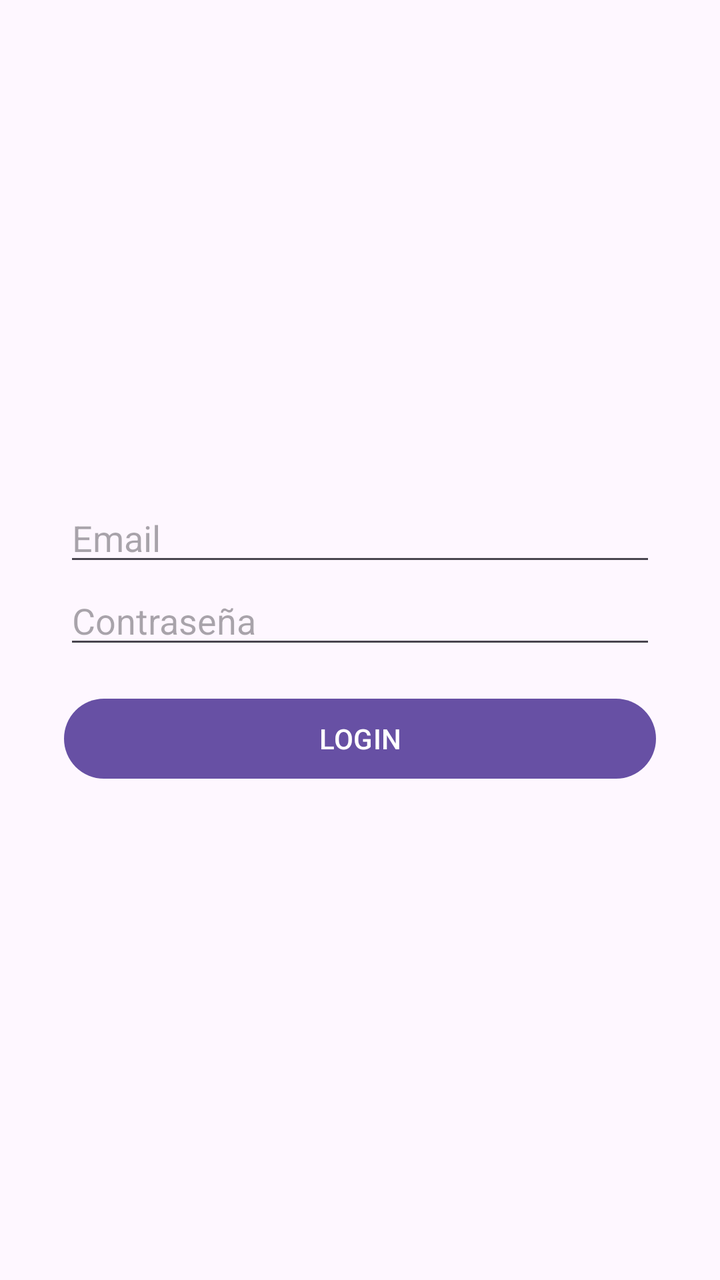
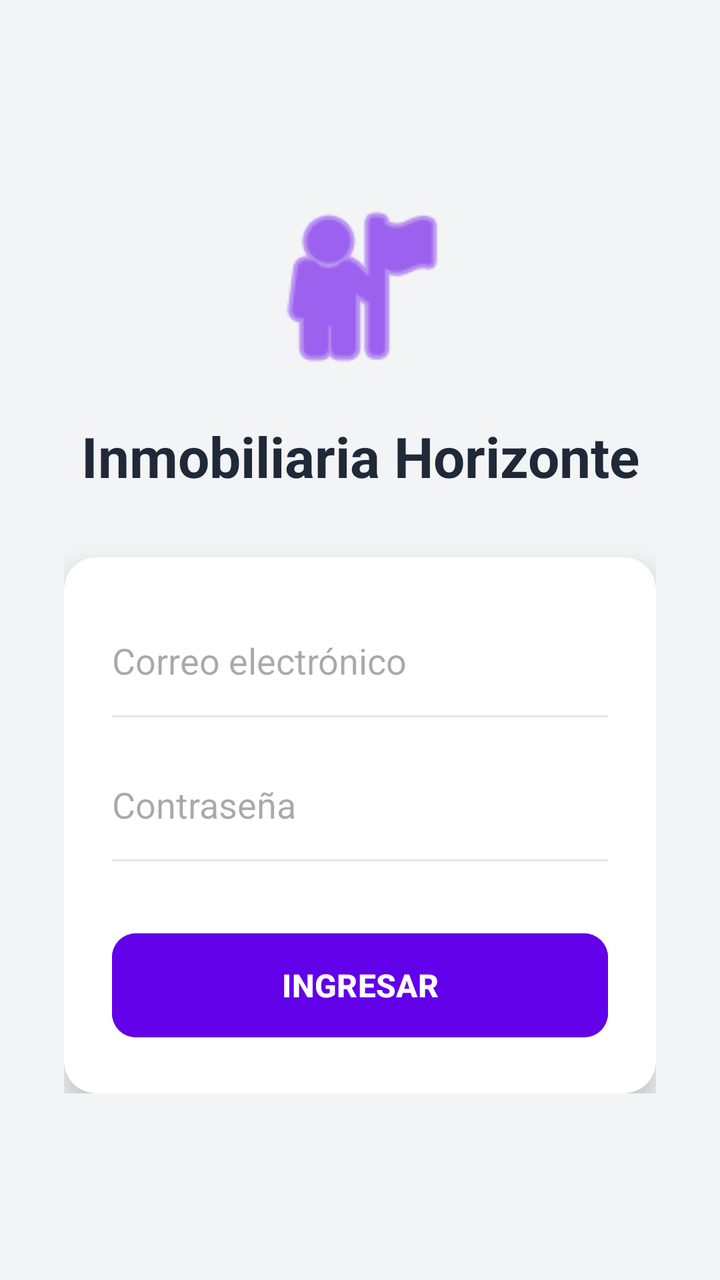

Screens rendered from an Android XML layout before and after an edit, with the pre-edit source and the edit as a unified diff.
<!-- AndroidManifest.xml: application theme Theme.RetrofitEntrega1 -->
<!-- res/layout/activity_login.xml -->
<?xml version="1.0" encoding="utf-8"?>
<LinearLayout xmlns:android="http://schemas.android.com/apk/res/android"
    android:layout_width="match_parent"
    android:layout_height="match_parent"
    android:orientation="vertical"
    android:gravity="center"
    android:padding="32dp">

    <EditText
        android:id="@+id/etEmail"
        android:layout_width="match_parent"
        android:layout_height="wrap_content"
        android:hint="Email" />

    <EditText
        android:id="@+id/etPassword"
        android:layout_width="match_parent"
        android:layout_height="wrap_content"
        android:hint="Contraseña"
        android:inputType="textPassword" />

    <Button
        android:id="@+id/btnLogin"
        android:layout_width="match_parent"
        android:layout_height="wrap_content"
        android:text="LOGIN"
        android:layout_marginTop="16dp"/>
</LinearLayout>
<!-- resources referenced by this layout -->
<resources>
  <style name="Theme.RetrofitEntrega1" parent="Base.Theme.RetrofitEntrega1" />
  <style name="Base.Theme.RetrofitEntrega1" parent="Theme.Material3.DayNight.NoActionBar">
          
          
      </style>
</resources>

<!-- the commit's change to res/layout/activity_login.xml (unified diff, before → after) -->
@@ -1,28 +1,88 @@
 <?xml version="1.0" encoding="utf-8"?>
-<LinearLayout xmlns:android="http://schemas.android.com/apk/res/android"
+<RelativeLayout xmlns:android="http://schemas.android.com/apk/res/android"
+    xmlns:app="http://schemas.android.com/apk/res-auto"
     android:layout_width="match_parent"
     android:layout_height="match_parent"
-    android:orientation="vertical"
-    android:gravity="center"
-    android:padding="32dp">
+    android:background="#F3F4F6">
 
-    <EditText
-        android:id="@+id/etEmail"
+    <LinearLayout
         android:layout_width="match_parent"
         android:layout_height="wrap_content"
-        android:hint="Email" />
+        android:layout_centerInParent="true"
+        android:orientation="vertical"
+        android:padding="32dp">
 
-    <EditText
-        android:id="@+id/etPassword"
-        android:layout_width="match_parent"
-        android:layout_height="wrap_content"
-        android:hint="Contraseña"
-        android:inputType="textPassword" />
+        <ImageView
+            android:layout_width="100dp"
+            android:layout_height="100dp"
+            android:layout_gravity="center"
+            android:src="@android:drawable/ic_menu_myplaces"
+            app:tint="#6200EA" />
 
-    <Button
-        android:id="@+id/btnLogin"
-        android:layout_width="match_parent"
-        android:layout_height="wrap_content"
-        android:text="LOGIN"
-        android:layout_marginTop="16dp"/>
-</LinearLayout>
+        <TextView
+            android:layout_width="match_parent"
+            android:layout_height="wrap_content"
+            android:layout_marginTop="16dp"
+            android:layout_marginBottom="32dp"
+            android:gravity="center"
+            android:text="Inmobiliaria Horizonte"
+            android:textColor="#1F2937"
+            android:textSize="28sp"
+            android:textStyle="bold" />
+
+        <androidx.cardview.widget.CardView
+            android:layout_width="match_parent"
+            android:layout_height="wrap_content"
+            app:cardCornerRadius="16dp"
+            app:cardElevation="8dp">
+
+            <LinearLayout
+                android:layout_width="match_parent"
+                android:layout_height="wrap_content"
+                android:orientation="vertical"
+                android:padding="24dp">
+
+                <EditText
+                    android:id="@+id/etEmail"
+                    android:layout_width="match_parent"
+                    android:layout_height="55dp"
+                    android:background="@android:color/transparent"
+                    android:hint="Correo electrónico"
+                    android:inputType="textEmailAddress"
+                    android:textColor="#1F2937" />
+
+                <View
+                    android:layout_width="match_parent"
+                    android:layout_height="1dp"
+                    android:layout_marginBottom="16dp"
+                    android:background="#E5E7EB" />
+
+                <EditText
+                    android:id="@+id/etPassword"
+                    android:layout_width="match_parent"
+                    android:layout_height="55dp"
+                    android:background="@android:color/transparent"
+                    android:hint="Contraseña"
+                    android:inputType="textPassword"
+                    android:textColor="#1F2937" />
+
+                <View
+                    android:layout_width="match_parent"
+                    android:layout_height="1dp"
+                    android:layout_marginBottom="32dp"
+                    android:background="#E5E7EB" />
+
+                <Button
+                    android:id="@+id/btnLogin"
+                    android:layout_width="match_parent"
+                    android:layout_height="60dp"
+                    android:backgroundTint="#6200EA"
+                    android:text="INGRESAR"
+                    android:textColor="#FFFFFF"
+                    android:textSize="16sp"
+                    android:textStyle="bold"
+                    app:cornerRadius="12dp" />
+            </LinearLayout>
+        </androidx.cardview.widget.CardView>
+    </LinearLayout>
+</RelativeLayout>
